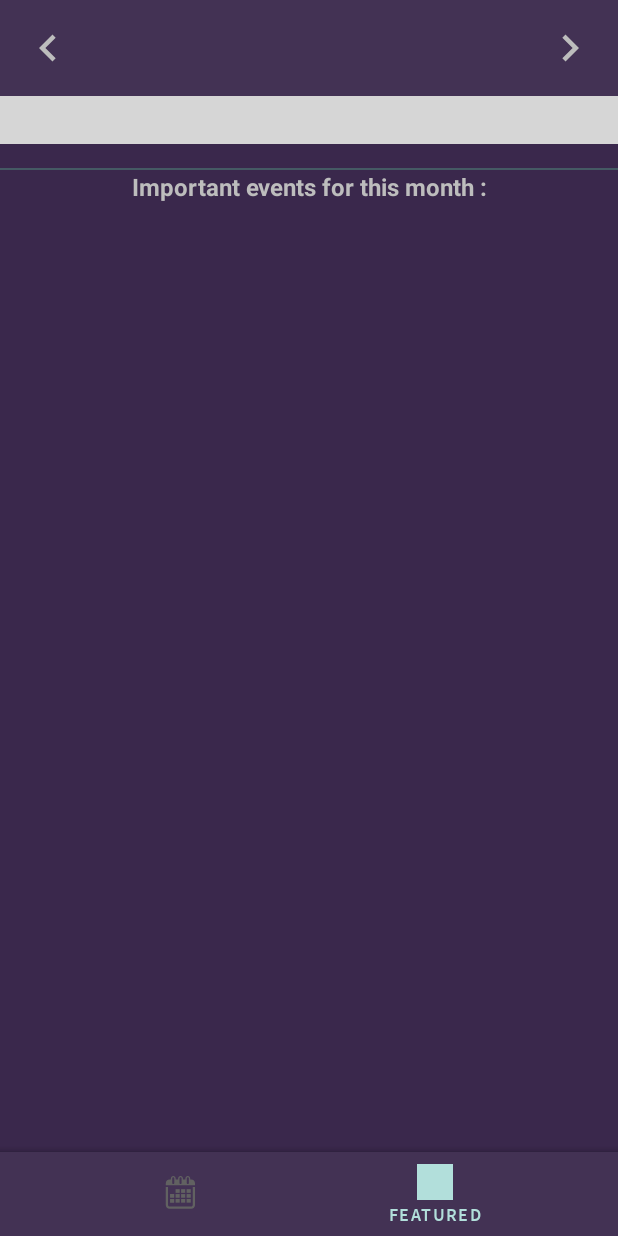
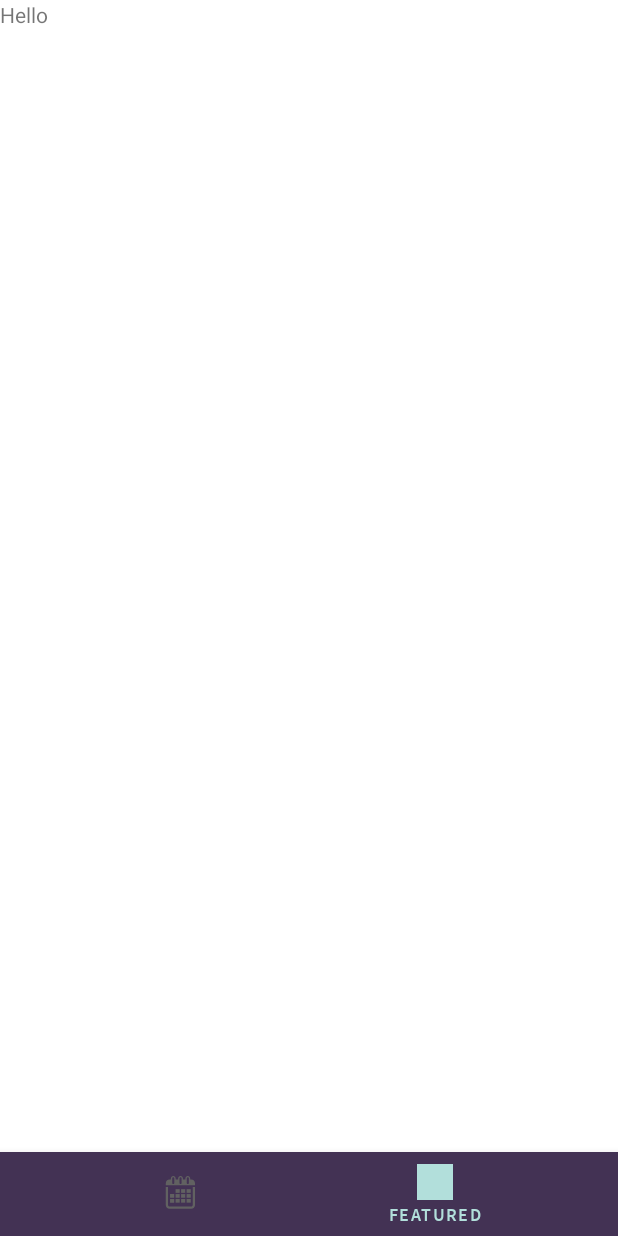
Before and after one commit to shadygoneinsane/KashmiriCalendar, an Android app: the screen it shows after launch (ActivityMain), item 2 of the bottom bar chosen, on a phone screen of 412 x 824 dp. Run offline under Robolectric (Android 15) with nearby library versions, the phone set to English and light mode, and no system bars; our stand-ins replace Room's generated code, RxJava, Timber, data binding; libraries missing offline, so code that uses them is left out: com.kizitonwose.calendarview, me.tatarka.bindingcollectionadapter2; plain views replace CalendarView; 9 statements that could not run were skipped; grey boxes are pictures that could not be loaded.

Commit message:
added featured frag navigation in bottom nav

```diff
--- a/app/build.gradle
+++ b/app/build.gradle
@@ -98,6 +98,9 @@ dependencies {
         exclude group: 'org.apache.httpcomponents'
     }
 
+    //firebase
+    implementation 'com.google.firebase:firebase-analytics:18.0.0'
+
     // calendar view used in app
     implementation "com.github.kizitonwose:CalendarView:0.4.5"
     coreLibraryDesugaring 'com.android.tools:desugar_jdk_libs:1.0.10'
@@ -122,5 +125,4 @@ dependencies {
     // Timber for Logging
     implementation "com.jakewharton.timber:timber:$timber_version"
 
-    implementation 'com.google.firebase:firebase-analytics:17.6.0'
 }
--- a/app/src/main/java/koushur/kashmirievents/di/module/application/ViewModelModule.kt
+++ b/app/src/main/java/koushur/kashmirievents/di/module/application/ViewModelModule.kt
@@ -1,10 +1,11 @@
 package koushur.kashmirievents.di.module.application
 
-import koushur.kashmirievents.presentation.ui.main.LandingViewModel
+import koushur.kashmirievents.presentation.ui.main.calendar.LandingViewModel
+import koushur.kashmirievents.presentation.ui.main.featured.FeaturedViewModel
 import org.koin.android.viewmodel.dsl.viewModel
 import org.koin.dsl.module
 
 val viewModelModule = module {
-
     viewModel { LandingViewModel(repository = get()) }
+    viewModel { FeaturedViewModel() }
 }
--- a/app/src/main/java/koushur/kashmirievents/presentation/ui/main/ActivityMain.kt
+++ b/app/src/main/java/koushur/kashmirievents/presentation/ui/main/ActivityMain.kt
@@ -2,22 +2,50 @@ package koushur.kashmirievents.presentation.ui.main
 
 import android.os.Bundle
 import androidx.appcompat.app.AppCompatActivity
+import androidx.databinding.DataBindingUtil
 import androidx.fragment.app.Fragment
 import koushir.kashmirievents.R
+import koushir.kashmirievents.databinding.ActivityMainBinding
+import koushur.kashmirievents.presentation.ui.main.calendar.LandingFragment
+import koushur.kashmirievents.presentation.ui.main.featured.FeaturedFragment
 
 class ActivityMain : AppCompatActivity() {
+    private lateinit var binding: ActivityMainBinding
+    private val landingFragment = LandingFragment()
+    private val featuredFragment = FeaturedFragment()
+    private var activeFragment: Fragment = landingFragment
+
     override fun onCreate(savedInstanceState: Bundle?) {
         super.onCreate(savedInstanceState)
-        setContentView(R.layout.activity_main)
+        binding = DataBindingUtil.setContentView(this, R.layout.activity_main)
+        setUpFragmentManager()
+        binding.bottomNav.setOnNavigationItemSelectedListener { item ->
+            when (item.itemId) {
+                R.id.landing -> launchFragment(landingFragment)
+                R.id.featured -> launchFragment(featuredFragment)
+                else -> false
+            }
+        }
+    }
 
-        val fragmentManager = this.supportFragmentManager
-        val transaction = fragmentManager.beginTransaction()
-        val fragment: Fragment = LandingFragment()
-        transaction.replace(
-            R.id.fragment_container,
-            fragment,
-            fragment.javaClass.canonicalName
-        )
-        transaction.commit()
+    private fun setUpFragmentManager() {
+        this.supportFragmentManager.beginTransaction().apply {
+            add(
+                R.id.fragment_container,
+                featuredFragment,
+                featuredFragment.javaClass.canonicalName
+            ).hide(featuredFragment)
+            add(
+                R.id.fragment_container,
+                landingFragment,
+                landingFragment.javaClass.canonicalName
+            )
+        }.commit()
+    }
+
+    private fun launchFragment(fragment: Fragment): Boolean {
+        this.supportFragmentManager.beginTransaction().hide(activeFragment).show(fragment).commit()
+        activeFragment = fragment
+        return true
     }
 }
--- a/app/src/main/java/koushur/kashmirievents/presentation/ui/main/ItemDivider.kt
+++ b/app/src/main/java/koushur/kashmirievents/presentation/ui/main/calendar/ItemDivider.kt
@@ -1,4 +1,4 @@
-package koushur.kashmirievents.presentation.ui.main
+package koushur.kashmirievents.presentation.ui.main.calendar
 
 import android.graphics.Rect
 import android.view.View
--- a/app/src/main/java/koushur/kashmirievents/presentation/ui/main/LandingFragment.kt
+++ b/app/src/main/java/koushur/kashmirievents/presentation/ui/main/calendar/LandingFragment.kt
@@ -1,4 +1,4 @@
-package koushur.kashmirievents.presentation.ui.main
+package koushur.kashmirievents.presentation.ui.main.calendar
 
 import android.app.Activity
 import android.graphics.Typeface
--- a/app/src/main/java/koushur/kashmirievents/presentation/ui/main/LandingViewModel.kt
+++ b/app/src/main/java/koushur/kashmirievents/presentation/ui/main/calendar/LandingViewModel.kt
@@ -1,4 +1,4 @@
-package koushur.kashmirievents.presentation.ui.main
+package koushur.kashmirievents.presentation.ui.main.calendar
 
 import androidx.databinding.ObservableArrayList
 import androidx.lifecycle.MutableLiveData
--- /dev/null
+++ b/app/src/main/java/koushur/kashmirievents/presentation/ui/main/featured/FeaturedFragment.kt
@@ -0,0 +1,26 @@
+package koushur.kashmirievents.presentation.ui.main.featured
+
+import android.os.Bundle
+import android.view.LayoutInflater
+import android.view.View
+import android.view.ViewGroup
+import androidx.fragment.app.Fragment
+import koushir.kashmirievents.R
+import org.koin.android.viewmodel.ext.android.viewModel
+
+class FeaturedFragment : Fragment() {
+
+    private val viewModel: FeaturedViewModel by viewModel()
+
+    override fun onCreateView(
+        inflater: LayoutInflater, container: ViewGroup?,
+        savedInstanceState: Bundle?
+    ): View? {
+        return inflater.inflate(R.layout.featured_fragment, container, false)
+    }
+
+    override fun onActivityCreated(savedInstanceState: Bundle?) {
+        super.onActivityCreated(savedInstanceState)
+    }
+
+}
--- /dev/null
+++ b/app/src/main/java/koushur/kashmirievents/presentation/ui/main/featured/FeaturedViewModel.kt
@@ -0,0 +1,7 @@
+package koushur.kashmirievents.presentation.ui.main.featured
+
+import koushur.kashmirievents.presentation.base.BaseViewModel
+
+class FeaturedViewModel : BaseViewModel() {
+
+}
--- a/app/src/main/java/koushur/kashmirievents/presentation/utils/BindingAdapters.kt
+++ b/app/src/main/java/koushur/kashmirievents/presentation/utils/BindingAdapters.kt
@@ -6,8 +6,6 @@ import androidx.databinding.BindingAdapter
 import koushir.kashmirievents.R
 import koushur.kashmirievents.data.Importance
 
-object BindingAdapters {
-    @JvmStatic
 @BindingAdapter("setColor")
 fun setColor(view: LinearLayout, color: Int?) {
     color?.let {
@@ -15,7 +13,6 @@ object BindingAdapters {
     } ?: view.setBackgroundColor(view.context.getColorCompat(R.color.cv_item_view_bg_color))
 }
 
-    @JvmStatic
 @BindingAdapter("setImp")
 fun setImportance(view: LinearLayout, @Importance imp: Int?) {
     view.setBackgroundColor(
@@ -34,6 +31,3 @@ object BindingAdapters {
 fun showHide(view: View, isVisible: Boolean?) {
     view.visibility = if (isVisible != null && isVisible) View.VISIBLE else View.GONE
 }
-
-
-}
--- a/app/src/main/res/layout/activity_main.xml
+++ b/app/src/main/res/layout/activity_main.xml
@@ -1,39 +1,32 @@
 <?xml version="1.0" encoding="utf-8"?>
 <layout xmlns:android="http://schemas.android.com/apk/res/android"
-    xmlns:tools="http://schemas.android.com/tools"
-    xmlns:app="http://schemas.android.com/apk/res-auto">
+    xmlns:app="http://schemas.android.com/apk/res-auto"
+    xmlns:tools="http://schemas.android.com/tools">
 
-    <androidx.coordinatorlayout.widget.CoordinatorLayout
+    <androidx.constraintlayout.widget.ConstraintLayout
         android:id="@+id/drawer_layout"
         android:layout_width="match_parent"
         android:layout_height="match_parent"
         android:fitsSystemWindows="true"
-        tools:context="koushur.kashmirievents.presentation.ui.main.ActivityMain"
-        tools:openDrawer="start">
+        android:orientation="vertical"
+        tools:context="koushur.kashmirievents.presentation.ui.main.ActivityMain">
 
         <FrameLayout
             android:id="@+id/fragment_container"
             android:layout_width="match_parent"
-            android:layout_height="match_parent" />
+            android:layout_height="0dp"
+            app:layout_constraintBottom_toTopOf="@id/bottom_nav"
+            app:layout_constraintEnd_toEndOf="parent"
+            app:layout_constraintStart_toStartOf="parent"
+            app:layout_constraintTop_toTopOf="parent" />
 
-        <com.google.android.material.bottomappbar.BottomAppBar
-            android:id="@+id/bottom_app_bar"
-            app:contentInsetEnd="0dp"
-            app:contentInsetStart="0dp"
-            app:contentInsetStartWithNavigation="0dp"
-            app:hideOnScroll="true"
+        <com.google.android.material.bottomnavigation.BottomNavigationView
+            android:id="@+id/bottom_nav"
             android:layout_width="match_parent"
             android:layout_height="wrap_content"
-            android:layout_gravity="bottom"
-            android:padding="0dp">
-
-            <com.google.android.material.bottomnavigation.BottomNavigationView
-                android:id="@+id/nav_view"
-                app:menu="@menu/menu_nav_bottom"
-                android:layout_width="match_parent"
-                android:layout_height="wrap_content"
-                android:layout_marginBottom="0dp"
-                android:padding="0dp" />
-        </com.google.android.material.bottomappbar.BottomAppBar>
-    </androidx.coordinatorlayout.widget.CoordinatorLayout>
+            app:layout_constraintBottom_toBottomOf="parent"
+            app:layout_constraintEnd_toEndOf="parent"
+            app:layout_constraintStart_toStartOf="parent"
+            app:menu="@menu/menu_nav_bottom" />
+    </androidx.constraintlayout.widget.ConstraintLayout>
 </layout>
--- /dev/null
+++ b/app/src/main/res/layout/featured_fragment.xml
@@ -0,0 +1,13 @@
+<?xml version="1.0" encoding="utf-8"?>
+<FrameLayout xmlns:android="http://schemas.android.com/apk/res/android"
+    xmlns:tools="http://schemas.android.com/tools"
+    android:layout_width="match_parent"
+    android:layout_height="match_parent"
+    tools:context="koushur.kashmirievents.presentation.ui.main.featured.FeaturedFragment">
+
+    <TextView
+        android:layout_width="match_parent"
+        android:layout_height="match_parent"
+        android:text="Hello" />
+
+</FrameLayout>
--- a/app/src/main/res/layout/fragment_landing.xml
+++ b/app/src/main/res/layout/fragment_landing.xml
@@ -7,7 +7,7 @@
 
         <variable
             name="viewModel"
-            type="koushur.kashmirievents.presentation.ui.main.LandingViewModel" />
+            type="koushur.kashmirievents.presentation.ui.main.calendar.LandingViewModel" />
 
     </data>
 
--- a/app/src/main/res/menu/menu_nav_bottom.xml
+++ b/app/src/main/res/menu/menu_nav_bottom.xml
@@ -1,12 +1,12 @@
 <?xml version="1.0" encoding="utf-8"?>
 <menu xmlns:android="http://schemas.android.com/apk/res/android">
     <item
-        android:id="@+id/featured"
+        android:id="@+id/landing"
         android:icon="@drawable/menu_calendar"
         android:title="@string/calendar" />
 
     <item
-        android:id="@+id/search"
+        android:id="@+id/featured"
         android:icon="@drawable/asl_featured"
         android:title="@string/featured" />
 </menu>
```
Lines whose indentation alone changed are shown as unchanged.
